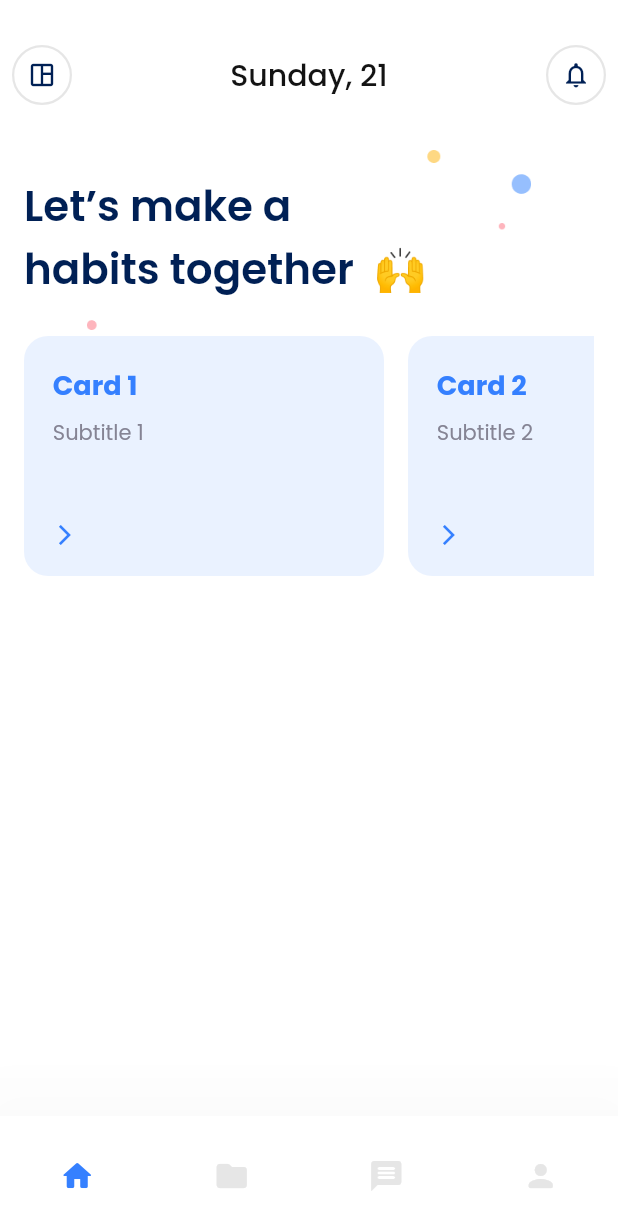
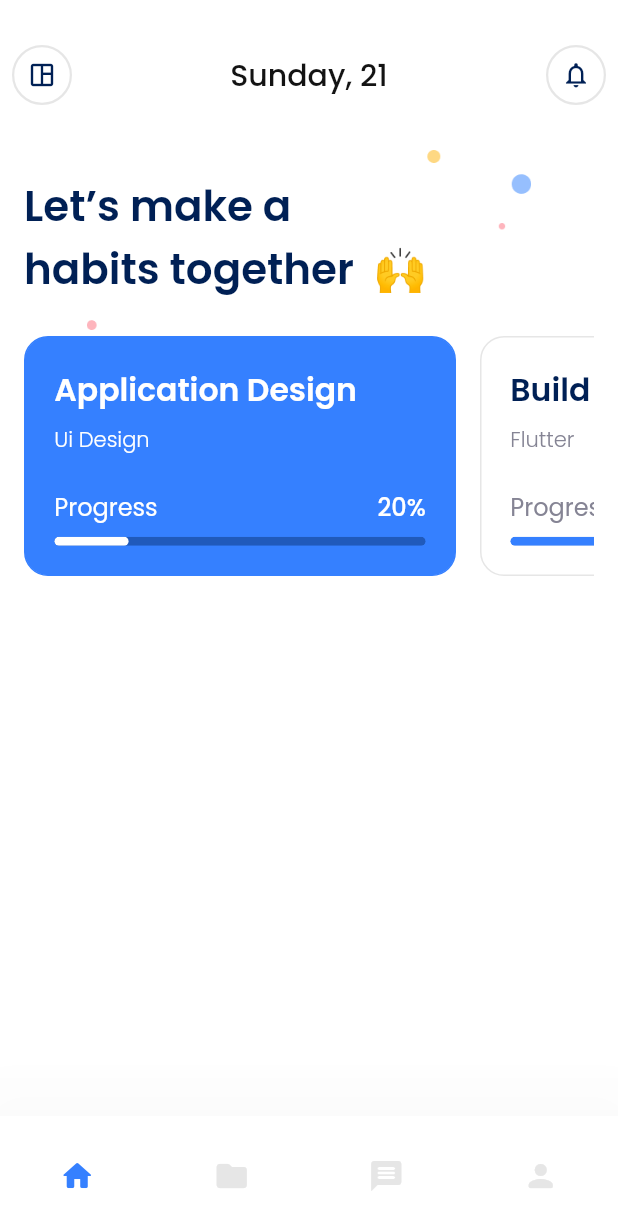
Before and after one commit to otma1ne/Tracker, a Flutter app: the MainPage screen opened by its route, on a phone screen of 412 x 824 dp. Shown: the top 1230 px of the screen. Run offline on Flutter 3.47's test engine with Material 3 defaults, Android fonts, the phone set to English and light mode, and no system bars; drawn by our look-alikes of animated_bottom_navigation_bar; our stand-ins replace get, get_storage; accounts and stored records are empty.

Commit message:
`Refactor home page to use PageView and update TaskCard widget`

```diff
--- a/lib/constants.dart
+++ b/lib/constants.dart
@@ -1,5 +1,4 @@
 import 'package:flutter/material.dart';
-import 'package:hexcolor/hexcolor.dart';
 
 // Base Url
 const String baseUrl = 'https://queezy-backend.onrender.com';
@@ -13,10 +12,11 @@ const String apiKey = '329882932773291';
 const String apiSecret = 'uQp13qXxKelevX5PKAdLttgYWp8';
 
 // On color 80, 60.... those means opacity
-Color bgColor = HexColor("#FFFFFF");
-Color textColor = HexColor("#b7b7b7");
-Color primaryColor = HexColor("#3580FF");
-Color secondaryColor = HexColor("#002055");
+// instead of HexColor("#FFFFFF");
+Color bgColor = const Color(0xFFFFFFFF);
+Color textColor = const Color(0xFFB7B7B7);
+Color primaryColor = const Color(0xFF3580FF);
+Color secondaryColor = const Color(0xFF002055);
 
 const Color blackColor = Color(0xFF131313);
 const Color blackColor80 = Color(0xFF45454B);
--- a/lib/pages/home_page.dart
+++ b/lib/pages/home_page.dart
@@ -12,16 +12,22 @@ class HomePage extends StatefulWidget {
 }
 
 class _HomePageState extends State<HomePage> {
+  final PageController _pageController = PageController(
+    viewportFraction: .8,
+  );
+  int _currentPage = 0;
+
   String getCurrentDay() {
     final now = DateTime.now();
     return DateFormat('EEEE, d').format(now);
   }
 
-  final List<Map<String, String>> cards = [
-    {'title': 'Card 1', 'subtitle': 'Subtitle 1'},
-    {'title': 'Card 2', 'subtitle': 'Subtitle 2'},
-    {'title': 'Card 3', 'subtitle': 'Subtitle 3'},
-    {'title': 'Card 4', 'subtitle': 'Subtitle 4'},
+  final List<Map<String, dynamic>> cards = [
+    {'title': 'Application Design', 'category': 'Ui Design', 'progress': 20},
+    {'title': 'Build a Flutter App', 'category': 'Flutter', 'progress': 40},
+    {'title': 'Create a Logo', 'category': 'Logo Design', 'progress': 65},
+    {'title': 'User Research', 'category': 'Research', 'progress': 10},
+    {'title': 'Prototyping', 'category': 'UX Design', 'progress': 50},
   ];
 
   @override
@@ -103,18 +109,24 @@ class _HomePageState extends State<HomePage> {
                 const SizedBox(height: defaultPadding * 1.5),
                 SizedBox(
                   height: 160,
-                  child: ListView.builder(
-                    scrollDirection: Axis.horizontal,
+                  child: PageView.builder(
+                    padEnds: false,
+                    controller: _pageController,
+                    onPageChanged: (index) {
+                      setState(() => _currentPage = index);
+                    },
                     itemCount: cards.length,
                     itemBuilder: (context, index) {
                       final card = cards[index];
                       return TaskCard(
                         title: card['title']!,
-                        subTitle: card['subtitle']!,
+                        category: card['category']!,
+                        progress: card['progress']!,
+                        isActive: index == _currentPage,
                       );
                     },
                   ),
-                )
+                ),
               ],
             ),
           ),
--- a/lib/widgets/task_card.dart
+++ b/lib/widgets/task_card.dart
@@ -3,17 +3,28 @@ import 'package:tracker/constants.dart';
 
 class TaskCard extends StatelessWidget {
   final String title;
-  final String subTitle;
-  const TaskCard({super.key, required this.title, required this.subTitle});
+  final String category;
+  final int progress;
+  final bool isActive;
+  const TaskCard({
+    super.key,
+    required this.title,
+    required this.category,
+    required this.progress,
+    this.isActive = false,
+  });
 
   @override
   Widget build(BuildContext context) {
     return Container(
-      width: 240,
       margin: const EdgeInsets.only(right: defaultPadding),
       decoration: BoxDecoration(
-        color: primaryColor.withOpacity(0.1),
+        color: isActive ? primaryColor : Colors.white,
         borderRadius: BorderRadius.circular(defaultBorderRadius),
+        border: Border.all(
+          color: isActive ? primaryColor : grey4,
+          width: 1,
+        ),
       ),
       padding: const EdgeInsets.all(defaultPadding * 1.2),
       child: Column(
@@ -22,25 +33,60 @@ class TaskCard extends StatelessWidget {
           Text(
             title,
             style: TextStyle(
-              fontSize: 18,
-              fontWeight: FontWeight.bold,
-              color: primaryColor,
+              fontSize: 21,
+              fontWeight: FontWeight.w600,
+              color: isActive ? Colors.white : secondaryColor,
             ),
           ),
           const SizedBox(height: 8),
           Text(
-            subTitle,
-            style: const TextStyle(
+            category,
+            style: TextStyle(
               fontSize: 14,
-              color: grey2,
+              fontWeight: FontWeight.w300,
+              color: isActive ? Colors.white : grey2,
             ),
           ),
           const Spacer(),
-          Icon(
-            Icons.arrow_forward_ios,
-            size: 16,
-            color: primaryColor,
-          ),
+          Column(
+            children: [
+              Row(
+                mainAxisAlignment: MainAxisAlignment.spaceBetween,
+                children: [
+                  Text(
+                    'Progress',
+                    style: TextStyle(
+                      fontSize: 16,
+                      color: isActive ? Colors.white : grey2,
+                    ),
+                  ),
+                  const SizedBox(width: defaultPadding),
+                  Text(
+                    '$progress%',
+                    style: TextStyle(
+                      fontSize: 16,
+                      fontWeight: FontWeight.w500,
+                      color: isActive ? Colors.white : grey2,
+                    ),
+                  ),
+                ],
+              ),
+              const SizedBox(height: defaultPadding / 2),
+              ClipRRect(
+                borderRadius: BorderRadius.circular(defaultBorderRadius),
+                child: LinearProgressIndicator(
+                  value: progress / 100,
+                  minHeight: 6,
+                  borderRadius: BorderRadius.circular(defaultBorderRadius),
+                  backgroundColor:
+                      isActive ? secondaryColor.withOpacity(.4) : grey5,
+                  valueColor: AlwaysStoppedAnimation<Color>(
+                    isActive ? Colors.white : primaryColor,
+                  ),
+                ),
+              ),
+            ],
+          )
         ],
       ),
     );
```
